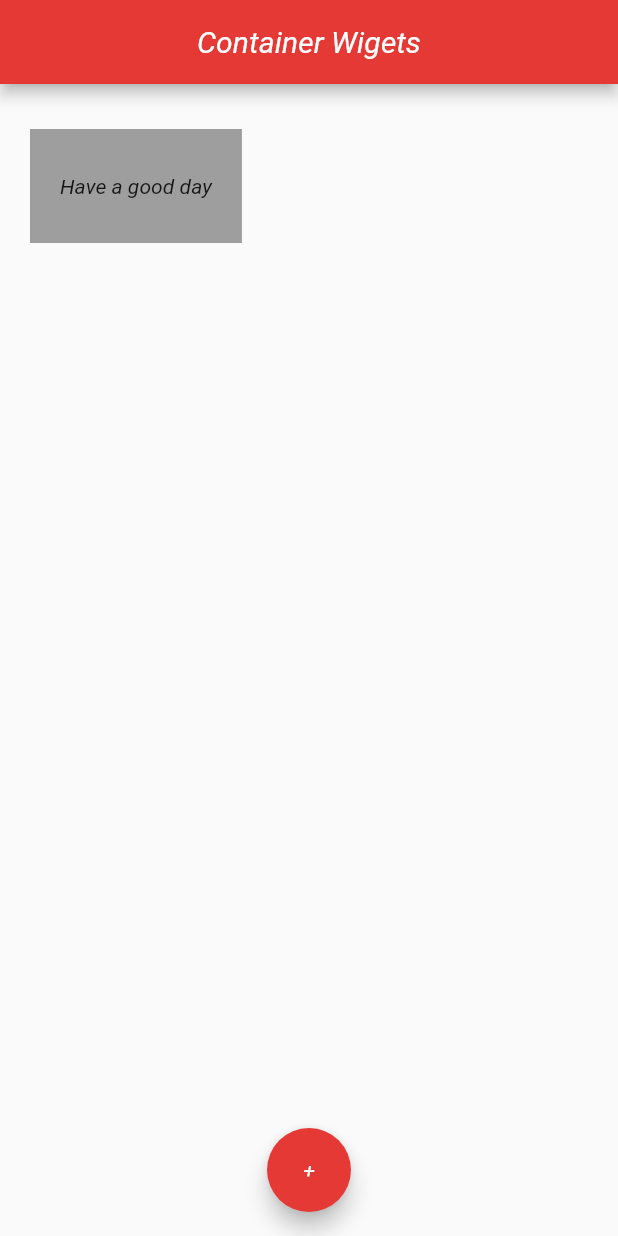
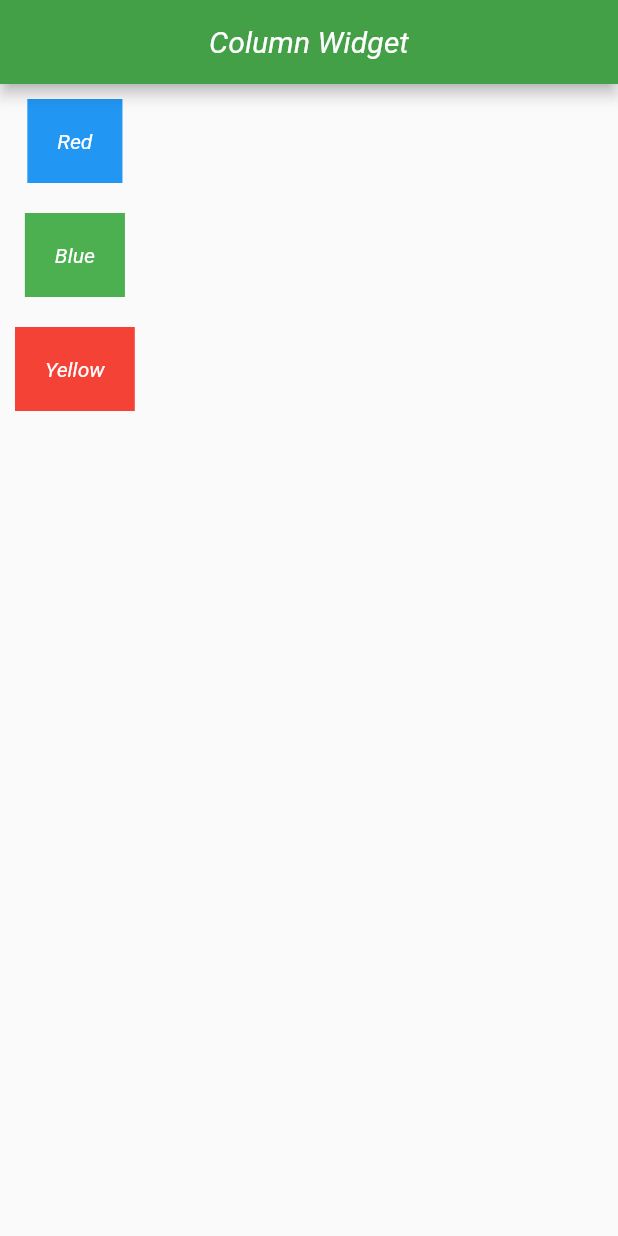
Before and after one commit to RishabhS05/FlutterBasics, a Flutter app: the screen it shows after launch, on a phone screen of 412 x 824 dp. Run offline on Flutter 3.47's test engine with Material 2 defaults, Android fonts, the phone set to English and light mode, and no system bars.

Commit message:
widget row and column and custom Style.

```diff
--- a/lib/main.dart
+++ b/lib/main.dart
@@ -1,7 +1,7 @@
 import 'package:flutter/material.dart';
 
 void main() {
-  runApp(MaterialApp(home: Home()));
+  runApp(MaterialApp(home: HomeColumn()));
 }
 
 class Home extends StatelessWidget {
@@ -31,3 +31,75 @@ class Home extends StatelessWidget {
     );
   }
 }
+
+class HomeRow extends StatelessWidget {
+  @override
+  Widget build(BuildContext context) {
+    return Scaffold(
+      appBar: AppBar(
+          title: Text("Row Widget"),
+          centerTitle: true,
+          backgroundColor: Colors.green[600]),
+      body: Row(
+        mainAxisAlignment: MainAxisAlignment.spaceAround,
+        crossAxisAlignment: CrossAxisAlignment.start,
+        children: <Widget>[
+          Text("Hello"),
+          FlatButton(
+            onPressed: () {},
+            child: Text("click here"),
+            color: Colors.blue,
+          ),
+          Container(
+            margin: EdgeInsets.all(10),
+            padding: EdgeInsets.all(20),
+            child: Text("Container Wiget"),
+            color: Colors.red,
+          )
+        ],
+      ),
+    );
+  }
+}
+
+class HomeColumn extends StatelessWidget {
+  @override
+  Widget build(BuildContext context) {
+    return Scaffold(
+      appBar: AppBar(
+          title: Text("Column Widget"),
+          centerTitle: true,
+          backgroundColor: Colors.green[600]),
+      body: Column(
+        children: <Widget>[
+          Container(
+            margin: EdgeInsets.all(10),
+            padding: EdgeInsets.all(20),
+            child: Text(
+              "Red",
+              style: TextCustomStyle(),
+            ),
+            color: Colors.blue,
+          ),
+          Container(
+              margin: EdgeInsets.all(10),
+              padding: EdgeInsets.all(20),
+              child: Text("Blue", style: TextCustomStyle()),
+              color: Colors.green),
+          Container(
+            margin: EdgeInsets.all(10),
+            padding: EdgeInsets.all(20),
+            child: Text("Yellow", style: TextCustomStyle()),
+            color: Colors.red,
+          )
+        ],
+      ),
+    );
+  }
+}
+
+class TextCustomStyle extends TextStyle {
+  @override
+  // TODO: implement color
+  Color get color => Colors.white;
+}
```
